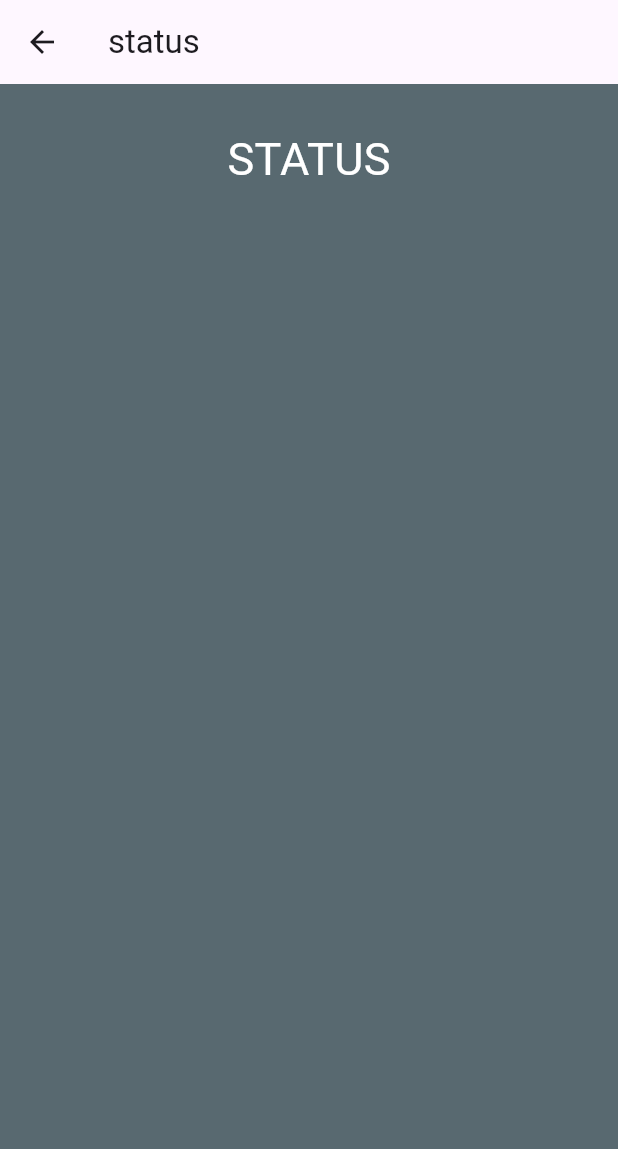
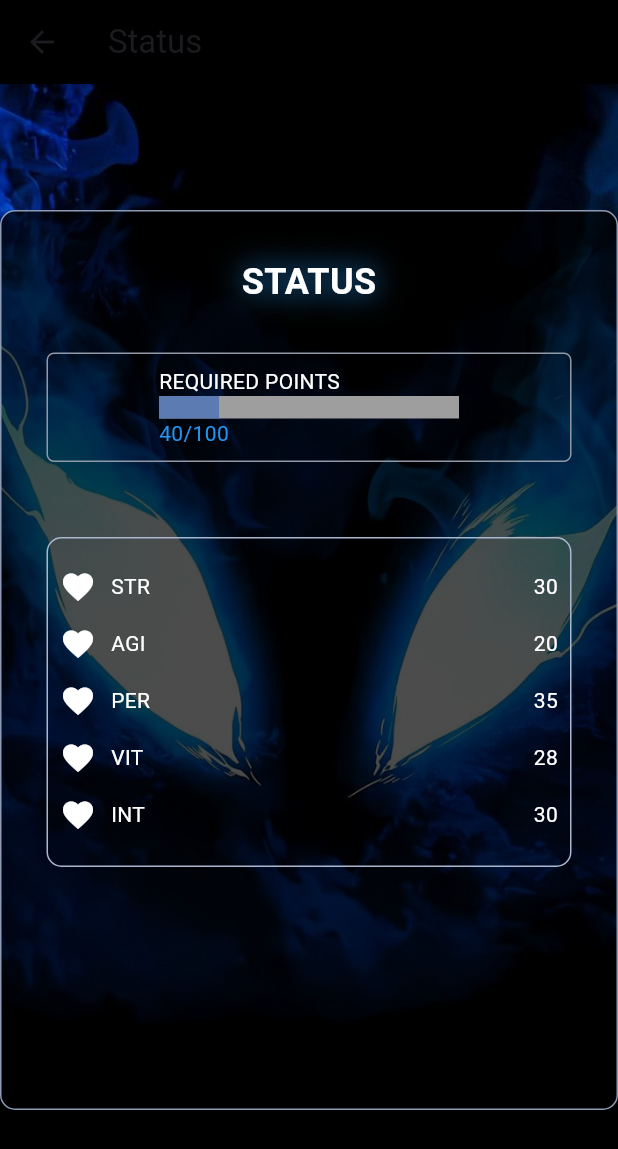
Before and after one commit to Parth-11/ShadowRank, a Flutter app: the StatusPage screen opened by its route, on a phone screen of 412 x 824 dp. Shown: the top 1149 px of the screen. Run offline on Flutter 3.47's test engine with Material 3 defaults, Android fonts, the phone set to English and light mode, and no system bars; our stand-ins replace hexcolor.

Commit message:
updated page

```diff
--- a/lib/main.dart
+++ b/lib/main.dart
@@ -17,6 +17,7 @@ class MyApp extends StatelessWidget {
   @override
   Widget build(BuildContext context) {
     return MaterialApp(
+      debugShowCheckedModeBanner: false,
       initialRoute: WelcomeScreen.id,
       routes: {
         WelcomeScreen.id: (context) => const WelcomeScreen(),
--- a/lib/screens/main_page.dart
+++ b/lib/screens/main_page.dart
@@ -1,6 +1,7 @@
 import 'package:architect_system_app/components/background.dart';
 import 'package:flutter/material.dart';
 import 'package:architect_system_app/screens/profile_page.dart';
+import "package:architect_system_app/screens/status_page.dart";
 
 class MainScreen extends StatefulWidget {
   static const String id = 'Main Screen';
@@ -21,7 +22,7 @@ class _MainScreenState extends State<MainScreen> {
   static const List<Widget> _pages = [
     ProfilePage(),
     Column(),
-    Column(),
+    StatusPage(),
   ];
 
   @override
--- a/lib/screens/status_page.dart
+++ b/lib/screens/status_page.dart
@@ -1,33 +1,126 @@
-// ignore_for_file: prefer_const_constructors
+import 'package:flutter/material.dart';
+import '../screens/util_status/StatBar.dart';
+import '../screens/util_status/StatRow.dart';
 
-import "package:flutter/material.dart";
 
 class StatusPage extends StatelessWidget {
   static const String id = 'Status Page';
-  const StatusPage({super.key});
+
+  const StatusPage({Key? key}) : super(key: key);
 
   @override
   Widget build(BuildContext context) {
     return Scaffold(
-      body:Container(
-        width:double.infinity,
-        height: 100,
-        child: Center(
-          child: Text(
-            'STATUS',
-            style: TextStyle(
-              color: Colors.white,
-              fontSize: 30,
+      appBar: AppBar(
+        backgroundColor: Colors.black,
+        title: Text("Status"),
+      ),
+      body: Stack(
+        fit: StackFit.expand, // Make the stack take up the whole screen
+        children: [
+          // Background image
+          Image.asset(
+            "assets/images/bg_stats.jpeg", // Replace with your actual image path
+            fit: BoxFit.cover, // Cover the entire screen
+          ),
+          Center(
+            child: Container(
+              height: 600,
+              width: MediaQuery.of(context).size.width * 1,
+              padding: EdgeInsets.all(30),
+              decoration: BoxDecoration(
+                color: Colors.black.withOpacity(0.7),
+                borderRadius: BorderRadius.circular(10),
+                border: Border.all(color: const Color.fromARGB(255, 141, 155, 180)),
+              ),
+              child: Column(
+                mainAxisSize: MainAxisSize.min,
+                children: [
+                  const Text(
+                    "STATUS",
+                    style: TextStyle(
+                      fontSize: 24,
+                      color: Colors.white,
+                      fontWeight: FontWeight.bold,
+                      shadows: [
+                        Shadow(
+                          blurRadius: 25.0,
+                          offset: Offset(0, 0),
+                          color: Colors.blue,
+                        ),
+                      ],
+                    ),
+                  ),
+                  const SizedBox(height: 30),
+                  Container(
+                    padding: const EdgeInsets.all(8),
+                    decoration: BoxDecoration(
+                      border: Border.all(color: const Color.fromARGB(255, 146, 153, 166)),
+                      borderRadius: BorderRadius.circular(5),
+                    ),
+                    child: const Column(
+                      children: [
+                        Row(
+                          mainAxisAlignment: MainAxisAlignment.center,
+                          children: [
+                            StatBar(label: "REQUIRED POINTS", value: 40, maxValue: 100),
+                          ],
+                        ),
+                      ],
+                    ),
+                  ),
+                  const SizedBox(height: 50),
+                  Container(
+                    height: 220,
+                    padding: const EdgeInsets.all(8),
+                    decoration: BoxDecoration(
+                      border: Border.all(color: const Color.fromARGB(255, 170, 183, 206)),
+                      borderRadius: BorderRadius.circular(10),
+                    ),
+                    child: Column(
+                      children: [
+                        const SizedBox(height: 10),
+                        _buildStatRow(label: "STR", value: 30, icon: Icons.favorite),
+                        const SizedBox(height: 10),
+                        _buildStatRow(label: "AGI", value: 20, icon: Icons.favorite),
+                        const SizedBox(height: 10),
+                        _buildStatRow(label: "PER", value: 35, icon: Icons.favorite),
+                        const SizedBox(height: 10),
+                        _buildStatRow(label: "VIT", value: 28, icon: Icons.favorite),
+                        const SizedBox(height: 10),
+                        _buildStatRow(label: "INT", value: 30, icon: Icons.favorite),
+                      ],
+                    ),
+                  ),
+                ],
+              ),
             ),
           ),
+        ],
+      ),
+    );
+  }
+
+  Widget _buildStatRow({required String label, required int value, required IconData icon}) {
+    return Row(
+      children: [
+        Icon(
+          icon,
+          color: Colors.white,
+
         ),
-
-      ),
-      backgroundColor: Color.fromARGB(255, 88, 105, 112),
-      appBar: AppBar(
-        title:Text("status"),
-      ),
-
+        const SizedBox(width: 10),
+        Expanded(
+          child: StatRow(label: label, value: value),
+        ),
+      ],
     );
   }
 }
+
+
+void main() {
+  runApp(MaterialApp(
+    home: StatusPage(),
+  ));
+}
--- /dev/null
+++ b/lib/screens/util_status/StatBar.dart
@@ -0,0 +1,44 @@
+import "package:flutter/material.dart";
+
+class StatBar extends StatelessWidget {
+  final String label;
+  final int value;
+  final int maxValue;
+
+  const StatBar({
+    required this.label,
+    required this.value,
+    required this.maxValue,
+  });
+
+  @override
+  Widget build(BuildContext context) {
+    return Column(
+      crossAxisAlignment: CrossAxisAlignment.start,
+      children: [
+        Text(
+          label,
+          style: TextStyle(color: Colors.white),
+        ),
+        Stack(
+          children: [
+            Container(
+              width: 200,
+              height: 15,
+              color: Colors.grey,
+            ),
+            Container(
+              width: (value / maxValue) * 100,
+              height: 15,
+              color: Color.fromRGBO(91, 123, 178, 1),
+            ),
+          ],
+        ),
+        Text(
+          "$value/$maxValue",
+          style: TextStyle(color: Colors.blue),
+        ),
+      ],
+    );
+  }
+}
--- /dev/null
+++ b/lib/screens/util_status/StatRow.dart
@@ -0,0 +1,34 @@
+import "package:flutter/material.dart";
+
+
+
+class StatRow extends StatelessWidget {
+  final String label;
+  final int value;
+
+  const StatRow({
+    Key? key,
+    required this.label,
+    required this.value,
+  }) : super(key: key);
+
+  @override
+  Widget build(BuildContext context) {
+    return Padding(
+      padding: const EdgeInsets.symmetric(vertical: 4.0),
+      child: Row(
+        mainAxisAlignment: MainAxisAlignment.spaceBetween,
+        children: [
+          Text(
+            label,
+            style: TextStyle(color: Colors.white),
+          ),
+          Text(
+            value.toString(),
+            style: TextStyle(color: Colors.white),
+          ),
+        ],
+      ),
+    );
+  }
+}
--- a/pubspec.yaml
+++ b/pubspec.yaml
@@ -64,6 +64,8 @@ flutter:
   assets:
     - assets/images/WelcomeScreen_image.png
     - assets/images/system_background_image.gif
+    - assets/images/status-bg.jpeg
+    - assets/images/bg_stats.jpeg
 
   # An image asset can refer to one or more resolution-specific "variants", see
   # https://flutter.dev/assets-and-images/#resolution-aware
```
Also changed, not shown: assets/images/bg_stats.jpeg (added), assets/images/status-bg.jpeg (added).
